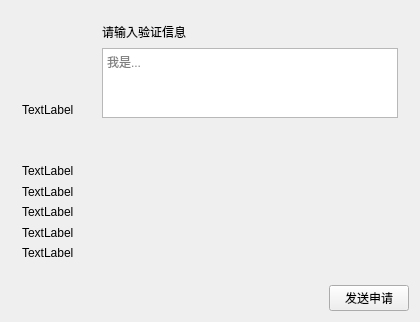
This is FriendListPlugin/ApplyJoinFriend.ui in Ying-hw/QQPlugin as Qt 5 draws it before an edit. The edited form follows.
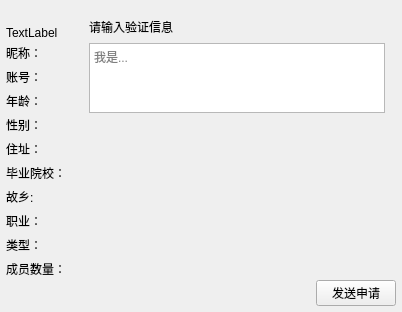
This is the edited form. Custom widgets are drawn as their Qt base class.

What changed in the file:
```diff
--- a/FriendListPlugin/ApplyJoinFriend.ui
+++ b/FriendListPlugin/ApplyJoinFriend.ui
@@ -6,19 +6,55 @@
    <rect>
     <x>0</x>
     <y>0</y>
-    <width>361</width>
-    <height>288</height>
+    <width>366</width>
+    <height>291</height>
    </rect>
   </property>
   <property name="windowTitle">
    <string>ApplyJoinFriend</string>
   </property>
   <layout class="QGridLayout" name="gridLayout_3">
+   <property name="leftMargin">
+    <number>0</number>
+   </property>
+   <property name="topMargin">
+    <number>0</number>
+   </property>
+   <property name="rightMargin">
+    <number>0</number>
+   </property>
+   <property name="bottomMargin">
+    <number>0</number>
+   </property>
+   <property name="spacing">
+    <number>0</number>
+   </property>
    <item row="0" column="0">
     <widget class="QWidget" name="widget" native="true">
      <layout class="QGridLayout" name="gridLayout_2">
+      <property name="leftMargin">
+       <number>6</number>
+      </property>
+      <property name="topMargin">
+       <number>6</number>
+      </property>
+      <property name="rightMargin">
+       <number>6</number>
+      </property>
+      <property name="bottomMargin">
+       <number>6</number>
+      </property>
+      <property name="spacing">
+       <number>4</number>
+      </property>
       <item row="1" column="0">
        <widget class="QLabel" name="LabImage">
+        <property name="sizePolicy">
+         <sizepolicy hsizetype="MinimumExpanding" vsizetype="MinimumExpanding">
+          <horstretch>0</horstretch>
+          <verstretch>0</verstretch>
+         </sizepolicy>
+        </property>
         <property name="text">
          <string>TextLabel</string>
         </property>
@@ -35,7 +71,7 @@
         <property name="sizeHint" stdset="0">
          <size>
           <width>20</width>
-          <height>40</height>
+          <height>20</height>
          </size>
         </property>
        </spacer>
@@ -45,35 +81,70 @@
         <item>
          <widget class="QLabel" name="LabName">
           <property name="text">
-           <string>TextLabel</string>
+           <string>昵称：</string>
           </property>
          </widget>
         </item>
         <item>
          <widget class="QLabel" name="LabNumber">
           <property name="text">
-           <string>TextLabel</string>
+           <string>账号：</string>
           </property>
          </widget>
         </item>
         <item>
          <widget class="QLabel" name="LabAge">
           <property name="text">
-           <string>TextLabel</string>
+           <string>年龄：</string>
           </property>
          </widget>
         </item>
         <item>
          <widget class="QLabel" name="LabGender">
           <property name="text">
-           <string>TextLabel</string>
+           <string>性别：</string>
           </property>
          </widget>
         </item>
         <item>
          <widget class="QLabel" name="LabAddress">
           <property name="text">
-           <string>TextLabel</string>
+           <string>住址：</string>
+          </property>
+         </widget>
+        </item>
+        <item>
+         <widget class="QLabel" name="LabSchool">
+          <property name="text">
+           <string>毕业院校：</string>
+          </property>
+         </widget>
+        </item>
+        <item>
+         <widget class="QLabel" name="LabBirthPlace">
+          <property name="text">
+           <string>故乡:</string>
+          </property>
+         </widget>
+        </item>
+        <item>
+         <widget class="QLabel" name="LabOccupational">
+          <property name="text">
+           <string>职业：</string>
+          </property>
+         </widget>
+        </item>
+        <item>
+         <widget class="QLabel" name="LabGroupType">
+          <property name="text">
+           <string>类型：</string>
+          </property>
+         </widget>
+        </item>
+        <item>
+         <widget class="QLabel" name="LabCount">
+          <property name="text">
+           <string>成员数量：</string>
           </property>
          </widget>
         </item>
@@ -85,7 +156,7 @@
          <enum>Qt::Vertical</enum>
         </property>
         <property name="sizeType">
-         <enum>QSizePolicy::Fixed</enum>
+         <enum>QSizePolicy::Expanding</enum>
         </property>
         <property name="sizeHint" stdset="0">
          <size>
@@ -100,10 +171,22 @@
    </item>
    <item row="0" column="1">
     <layout class="QGridLayout" name="gridLayout">
+     <property name="leftMargin">
+      <number>6</number>
+     </property>
+     <property name="topMargin">
+      <number>6</number>
+     </property>
+     <property name="rightMargin">
+      <number>6</number>
+     </property>
+     <property name="bottomMargin">
+      <number>6</number>
+     </property>
      <item row="0" column="0" rowspan="2" colspan="3">
       <widget class="QWidget" name="widget_2" native="true">
        <property name="sizePolicy">
-        <sizepolicy hsizetype="MinimumExpanding" vsizetype="Preferred">
+        <sizepolicy hsizetype="Minimum" vsizetype="Preferred">
          <horstretch>0</horstretch>
          <verstretch>0</verstretch>
         </sizepolicy>
```
